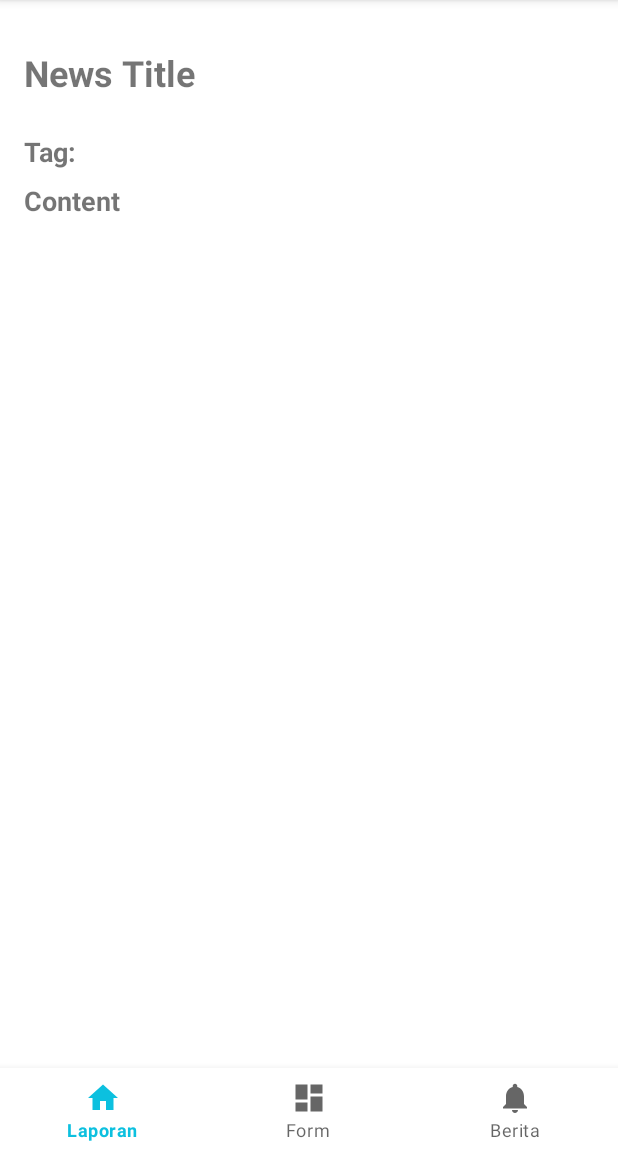
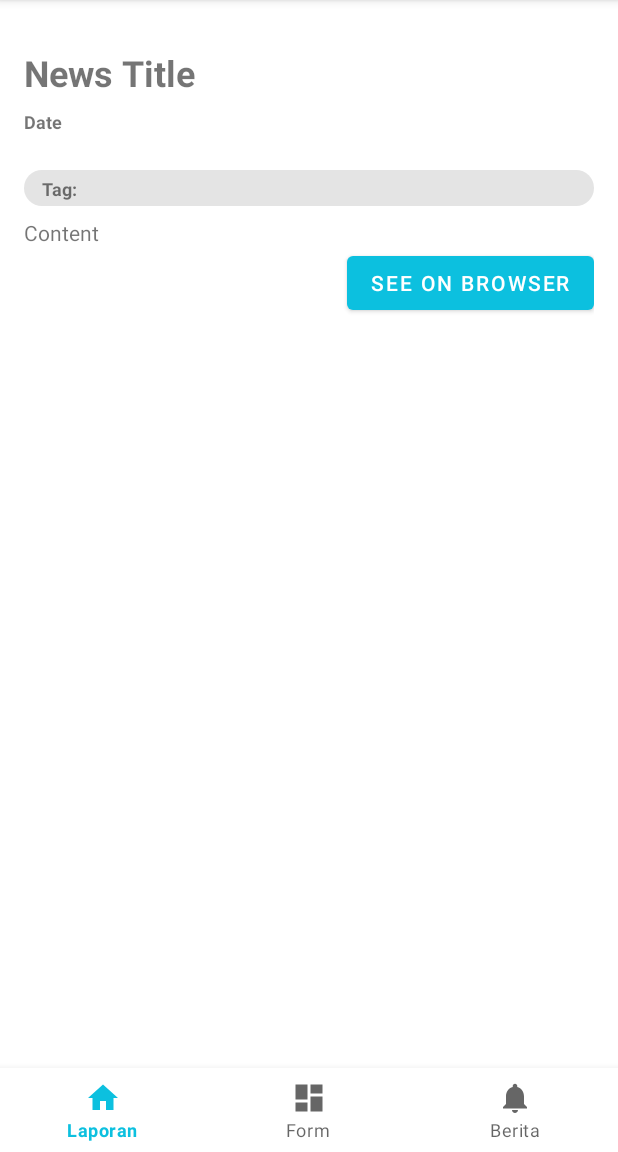
Before and after one commit to adityar22/PAPB2023_1, an Android app: the fragment DetailNewsFragment placed in its activity, on a phone screen of 412 x 824 dp, the part 84-1236 px from its top. Run offline under Robolectric (Android 15) with nearby library versions, the phone set to English and light mode, and no system bars; our stand-ins replace Picasso, Room's generated code; pictures from the network do not load; 1 statement that could not run was skipped.

Commit message:
chore: ui refinement (redirect button, tag, many other)

```diff
--- a/app/src/main/java/com/example/simpalaapps/adapter/NewsAdapter.kt
+++ b/app/src/main/java/com/example/simpalaapps/adapter/NewsAdapter.kt
@@ -41,6 +41,7 @@ class NewsAdapter(private val news: List<NewsEntity>):
     inner class NewsViewHolder(itemView: View) : RecyclerView.ViewHolder(itemView) {
         private val textNewsTitle: TextView = itemView.findViewById(R.id.textNewsTitle)
         private val textNewsTag: TextView = itemView.findViewById(R.id.textNewsTag)
+        private val textNewsExcerpt: TextView = itemView.findViewById(R.id.textNewsExcerpt)
         private val textNewsDate: TextView = itemView.findViewById(R.id.textNewsDate)
         private val buttonViewDetail: Button = itemView.findViewById(R.id.buttonViewDetail)
 
@@ -48,8 +49,9 @@ class NewsAdapter(private val news: List<NewsEntity>):
 
         fun bind(news: NewsEntity) {
             textNewsTitle.text = news.newsTitle
-            textNewsTag.text = news.newsTag
+            textNewsTag.text = "Tag: ${news.newsTag}"
             textNewsDate.text = news.newsDate
+            textNewsExcerpt.text = news.newsExcerpt
             Picasso.get().load(news.photo).into(imageView)
 
             // Set onClickListener for the item
--- a/app/src/main/java/com/example/simpalaapps/model/DatabaseReport.kt
+++ b/app/src/main/java/com/example/simpalaapps/model/DatabaseReport.kt
@@ -9,7 +9,7 @@ import androidx.sqlite.db.SupportSQLiteDatabase
 import com.example.simpalaapps.model.news.NewsDao
 import com.example.simpalaapps.model.news.NewsEntity
 
-@Database(entities = [ReportEntity::class, NewsEntity::class], version = 5)
+@Database(entities = [ReportEntity::class, NewsEntity::class], version = 7)
 abstract class AppDatabase : RoomDatabase() {
     abstract fun reportDao(): ReportDao
     abstract fun newsDao(): NewsDao
--- a/app/src/main/java/com/example/simpalaapps/model/news/EntityNews.kt
+++ b/app/src/main/java/com/example/simpalaapps/model/news/EntityNews.kt
@@ -10,10 +10,12 @@ data class NewsEntity(
     @PrimaryKey(autoGenerate = true)
     val id: Long? = 0,
     val newsTitle: String,
+    val newsExcerpt: String,
     val newsTag: String,
     val newsContent: String,
     val photo: String,
     val newsDate: String,
+    val url: String,
     val isPremium: Boolean
 )
 
--- a/app/src/main/java/com/example/simpalaapps/view/news/NewsFragment.kt
+++ b/app/src/main/java/com/example/simpalaapps/view/news/NewsFragment.kt
@@ -91,10 +91,12 @@ class NewsFragment: Fragment(), NewsContract.View, NewsAdapter.OnItemClickListen
         val updatedObject = NewsEntity(
             currentObject.newsId,
             currentObject.newsTitle,
+            currentObject.newsExcerpt,
             currentObject.newsTag,
             currentObject.newsContent,
             currentObject.photo,
             currentObject.newsDate,
+            currentObject.url,
             currentObject.isPremium
         )
 
--- /dev/null
+++ b/app/src/main/res/drawable/pill_tag.xml
@@ -0,0 +1,14 @@
+<?xml version="1.0" encoding="utf-8"?>
+    <shape xmlns:android="http://schemas.android.com/apk/res/android"
+        android:dither="true"
+        android:shape="rectangle">
+
+        <corners android:radius="120dp" />
+
+        <solid android:color="#E4E4E4" />
+
+        <size
+            android:width="300dp"
+            android:height="120dp" />
+
+    </shape>
--- a/app/src/main/res/layout/fragment_detail_news.xml
+++ b/app/src/main/res/layout/fragment_detail_news.xml
@@ -14,23 +14,37 @@
         android:text="News Title"
         android:textSize="24sp"
         android:textStyle="bold" />
-    <ImageView
-        android:id="@+id/photoImageView"
+    <TextView
+        android:id="@+id/newsDateTextView"
         android:layout_width="wrap_content"
         android:layout_height="wrap_content"
         android:layout_below="@id/newsTitleTextView"
+        android:layout_marginTop="8dp"
+        android:text="Date"
+        android:textSize="12sp"
+        android:textStyle="bold" />
+    <ImageView
+        android:id="@+id/photoImageView"
+        android:layout_width="match_parent"
+        android:layout_height="wrap_content"
+        android:layout_below="@id/newsDateTextView"
         android:layout_marginTop="16dp"
         tools:src="@tools:sample/avatars"
+        android:scaleType="centerCrop"
         android:contentDescription="News Photo" />
 
     <TextView
         android:id="@+id/newsTagTextView"
-        android:layout_width="wrap_content"
-        android:layout_height="wrap_content"
+        android:layout_width="match_parent"
+        android:layout_height="24dp"
+        android:width="12dp"
+        android:padding="4dp"
+        android:paddingStart="12dp"
         android:layout_below="@id/photoImageView"
         android:layout_marginTop="8dp"
         android:text="Tag:"
-        android:textSize="18sp"
+        android:background="@drawable/pill_tag"
+        android:textSize="12sp"
         android:textStyle="bold" />
     <TextView
         android:id="@+id/newsContentTextView"
@@ -39,15 +53,14 @@
         android:layout_below="@id/newsTagTextView"
         android:layout_marginTop="8dp"
         android:text="Content"
-        android:textSize="18sp"
-        android:textStyle="bold" />
-    <TextView
-        android:id="@+id/newsDateTextView"
+        android:textSize="14dp"
+        android:textStyle="normal" />
+    <Button
+        android:id="@+id/buttonSeeOnBrowser"
         android:layout_width="wrap_content"
         android:layout_height="wrap_content"
+        android:layout_alignParentEnd="true"
         android:layout_below="@id/newsContentTextView"
-        android:layout_marginTop="8dp"
-        android:text=""
-        android:textSize="18sp"
-        android:textStyle="bold" />
+        android:text="See on browser"/>
+
 </RelativeLayout>
```
Also changed, not shown: app/src/main/java/com/example/simpalaapps/view/news/DetailNewsFragment.kt (+15 -2 lines), app/src/main/res/layout/item_news.xml (+12 -1 lines).
